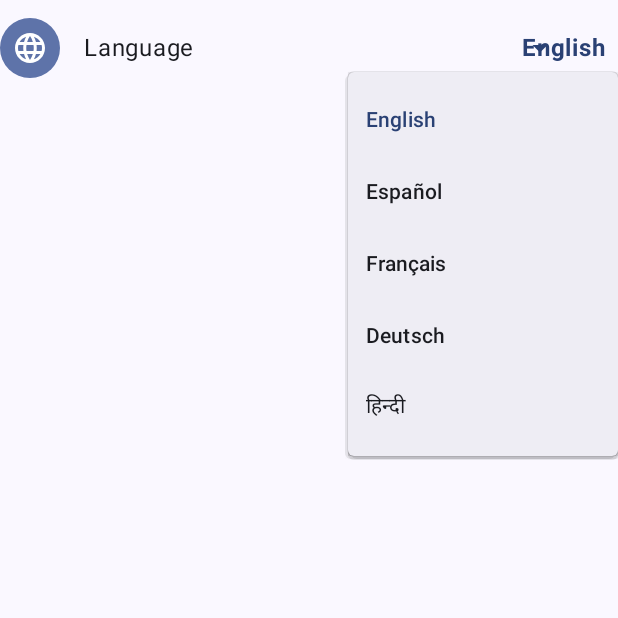
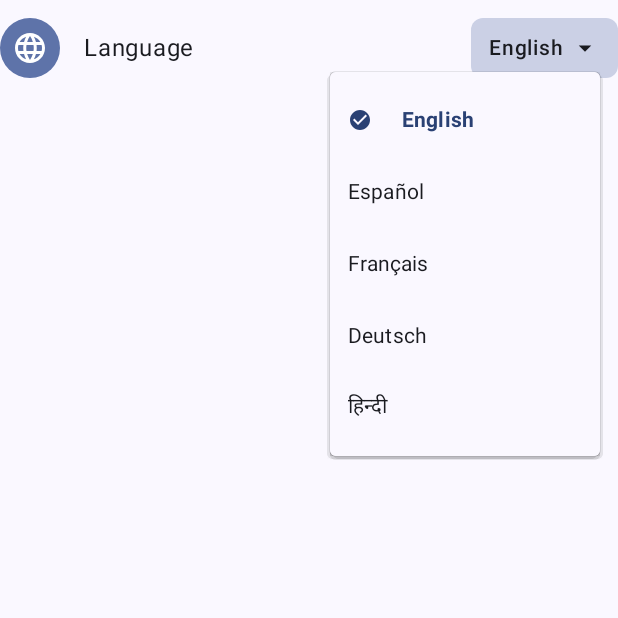
Before and after one commit to Aditya-Kumar-33/MoneyMind, an Android app built with Jetpack Compose: the composable LanguageSelector shown on its own in the app's theme, after a tap on "English", on a phone screen of 412 x 824 dp, the top half of it. Run offline under Robolectric (Android 15) with nearby library versions, the phone set to English and light mode, and no system bars.

Commit message:
Improve language dropdown UI with better styling and visual indicators

```diff
--- a/app/src/main/java/com/example/moneymind/pages/ProfilePage.kt
+++ b/app/src/main/java/com/example/moneymind/pages/ProfilePage.kt
@@ -21,6 +21,7 @@ import androidx.compose.material.icons.filled.AccessibilityNew
 import androidx.compose.material.icons.filled.AccountCircle
 import androidx.compose.material.icons.filled.Add
 import androidx.compose.material.icons.filled.ArrowDropDown
+import androidx.compose.material.icons.filled.CheckCircle
 import androidx.compose.material.icons.filled.ChevronRight
 import androidx.compose.material.icons.filled.Edit
 import androidx.compose.material.icons.filled.Language
@@ -291,31 +292,53 @@ fun LanguageSelector(
         )
 
         // Language dropdown
-        Box {
+        Box(
+            modifier = Modifier
+                .background(
+                    color = MaterialTheme.colorScheme.primaryContainer.copy(alpha = 0.3f),
+                    shape = RoundedCornerShape(8.dp)
+                )
+                .clickable { expanded = true }
+                .padding(horizontal = 12.dp, vertical = 8.dp)
+        ) {
+            Row(
+                verticalAlignment = Alignment.CenterVertically,
+                modifier = Modifier.semantics {
+                    contentDescription = "Current language: ${selectedLanguage.displayName}"
+                }
+            ) {
                 Text(
                     text = selectedLanguage.displayName,
-                modifier = Modifier
-                    .clickable { expanded = true }
-                    .padding(end = 8.dp),
-                color = MaterialTheme.colorScheme.primary,
-                fontWeight = FontWeight.Bold
+                    color = MaterialTheme.colorScheme.onSurface,
+                    fontWeight = FontWeight.Medium,
+                    fontSize = 14.sp
                 )
+
+                Spacer(modifier = Modifier.width(4.dp))
 
                 Icon(
                     imageVector = Icons.Default.ArrowDropDown,
-                contentDescription = "Select language",
-                modifier = Modifier.clickable { expanded = true },
-                tint = MaterialTheme.colorScheme.primary
+                    contentDescription = null,
+                    tint = MaterialTheme.colorScheme.onSurface,
+                    modifier = Modifier.size(20.dp)
                 )
+            }
 
             DropdownMenu(
                 expanded = expanded,
                 onDismissRequest = { expanded = false },
-                modifier = Modifier.width(180.dp)
+                modifier = Modifier
+                    .width(180.dp)
+                    .background(MaterialTheme.colorScheme.surface)
             ) {
                 languages.forEach { language ->
                     DropdownMenuItem(
-                        text = { Text(language.displayName) },
+                        text = {
+                            Text(
+                                text = language.displayName,
+                                fontWeight = if (language == selectedLanguage) FontWeight.Bold else FontWeight.Normal
+                            )
+                        },
                         onClick = {
                             selectedLanguage = language
                             expanded = false
@@ -325,7 +348,17 @@ fun LanguageSelector(
                                 MaterialTheme.colorScheme.primary
                             else
                                 MaterialTheme.colorScheme.onSurface
+                        ),
+                        leadingIcon = if (language == selectedLanguage) {
+                            {
+                                Icon(
+                                    imageVector = Icons.Default.CheckCircle,
+                                    contentDescription = null,
+                                    tint = MaterialTheme.colorScheme.primary,
+                                    modifier = Modifier.size(16.dp)
                                 )
+                            }
+                        } else null
                     )
                 }
             }
@@ -343,11 +376,15 @@ fun LanguageSelector(
                 .padding(top = 8.dp, bottom = 8.dp)
                 .semantics {
                     contentDescription = "Apply language change to ${selectedLanguage.displayName}"
-                }
+                },
+            colors = ButtonDefaults.outlinedButtonColors(
+                contentColor = MaterialTheme.colorScheme.primary
+            )
         ) {
             Text(
                 text = "Apply ${selectedLanguage.displayName}",
-                fontSize = 14.sp
+                fontSize = 14.sp,
+                fontWeight = FontWeight.Medium
             )
         }
     }
```
Lines whose indentation alone changed are shown as unchanged.
